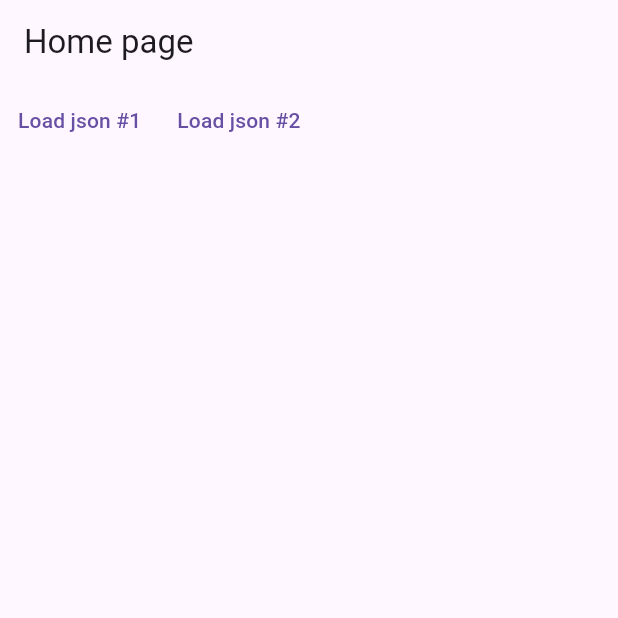
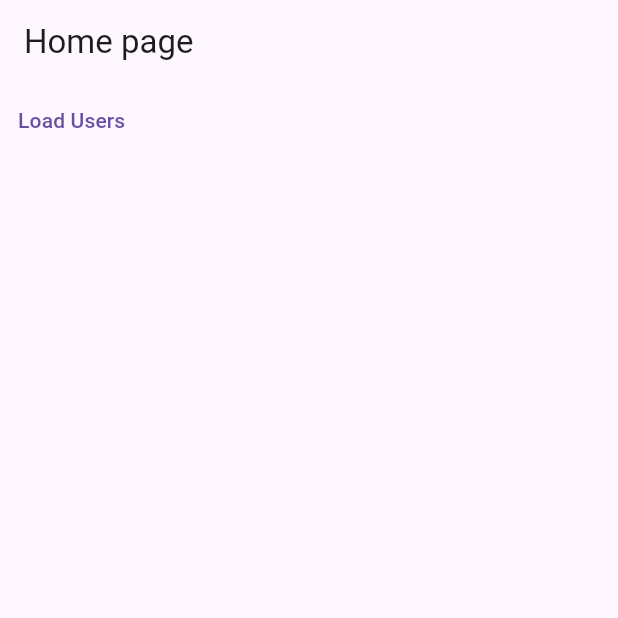
Before and after one commit to abdulawalarif/network_request_with_bloc, a Flutter app: the screen it shows after launch, on a phone screen of 412 x 824 dp, the top half of it. Run offline on Flutter 3.47's test engine with Material 3 defaults, Android fonts, the phone set to English and light mode, and no system bars; our stand-ins replace flutter_bloc.

Commit message:
User loader is working

```diff
--- a/lib/bloc/bloc_actions.dart
+++ b/lib/bloc/bloc_actions.dart
@@ -1,10 +1,10 @@
 import 'package:flutter/foundation.dart' show immutable;
-import 'package:network_request_with_bloc/bloc/person.dart';
+import 'package:network_request_with_bloc/models/user_model.dart';
 
-const persons1Url = 'http://10.0.2.2:5500/api/persons1.json';
-const persons2Url = 'http://10.0.2.2:5500/api/persons2.json';
+const loadAllUsers = 'https://jsonplaceholder.typicode.com/users';
+const loadAllPosts = 'https://jsonplaceholder.typicode.com/posts';
 
-typedef PersonLoader = Future<Iterable<Person>> Function(String url);
+typedef PersonLoader = Future<Iterable<UserModel>> Function(String url);
 
 @immutable
 abstract class LoadAction {
--- a/lib/bloc/person.dart
+++ /dev/null
@@ -1,18 +0,0 @@
-import 'package:flutter/foundation.dart' show immutable;
-
-@immutable
-class Person {
-  final String name;
-  final int age;
-  const Person({
-    required this.name,
-    required this.age,
-  });
-
-  Person.fromJson(Map<String, dynamic> json)
-      : name = json['name'] as String,
-        age = json['age'] as int;
-
-  @override
-  String toString() => 'Person (name = $name, aget = $age';
-}
--- a/lib/bloc/persons_bloc.dart
+++ b/lib/bloc/persons_bloc.dart
@@ -1,7 +1,8 @@
 import 'package:flutter_bloc/flutter_bloc.dart';
 import 'package:flutter/foundation.dart' show immutable;
 import 'package:network_request_with_bloc/bloc/bloc_actions.dart';
-import 'package:network_request_with_bloc/bloc/person.dart';
+import 'package:network_request_with_bloc/models/user_model.dart';
+//import 'package:network_request_with_bloc/bloc/person.dart';
 
 extension IsEqualToIgnoringOrdering<T> on Iterable<T> {
   bool isEqualToIgnoringOrdering(Iterable<T> other) =>
@@ -11,7 +12,7 @@ extension IsEqualToIgnoringOrdering<T> on Iterable<T> {
 
 @immutable
 class FetchResult {
-  final Iterable<Person> persons;
+  final Iterable<UserModel> persons;
   final bool isRetrievedFromCache;
   const FetchResult({
     required this.persons,
@@ -35,7 +36,7 @@ class FetchResult {
 }
 
 class PersonsBloc extends Bloc<LoadAction, FetchResult?> {
-  final Map<String, Iterable<Person>> _cache = {};
+  final Map<String, Iterable<UserModel>> _cache = {};
   PersonsBloc() : super(null) {
     on<LoadPersonsAction>(
       (event, emit) async {
```
Also changed, not shown: lib/main.dart (+33 -22 lines), lib/models/post_model.dart (added, +24 -0 lines), lib/models/user_model.dart (added, +122 -0 lines), 3 other files.
